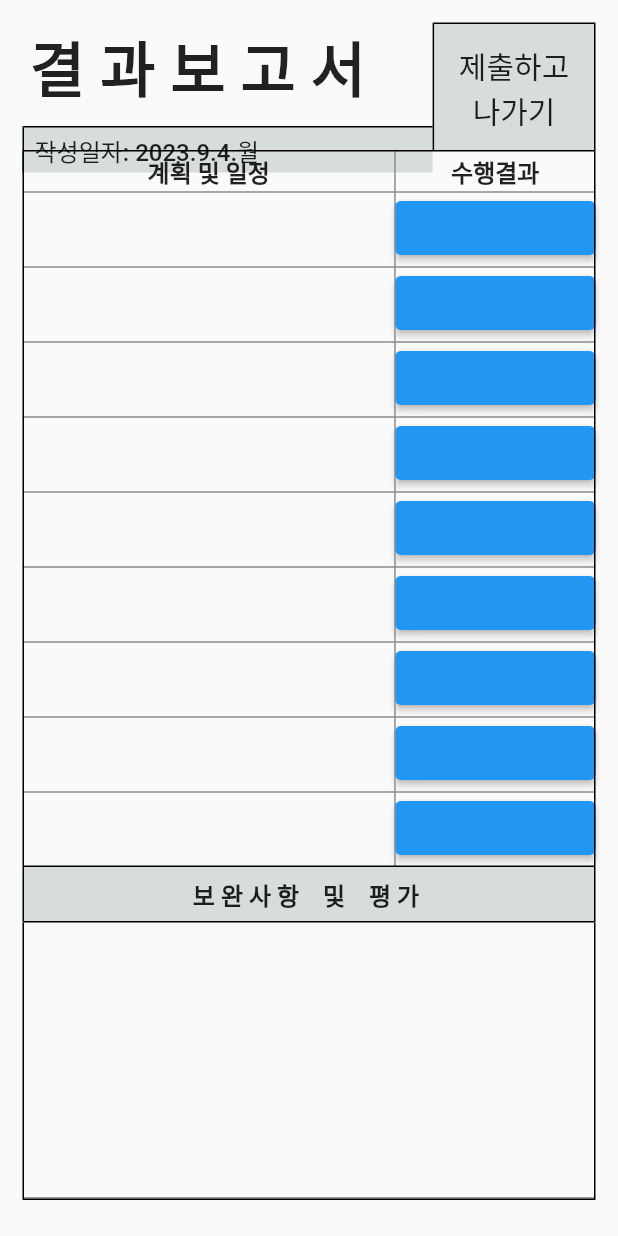
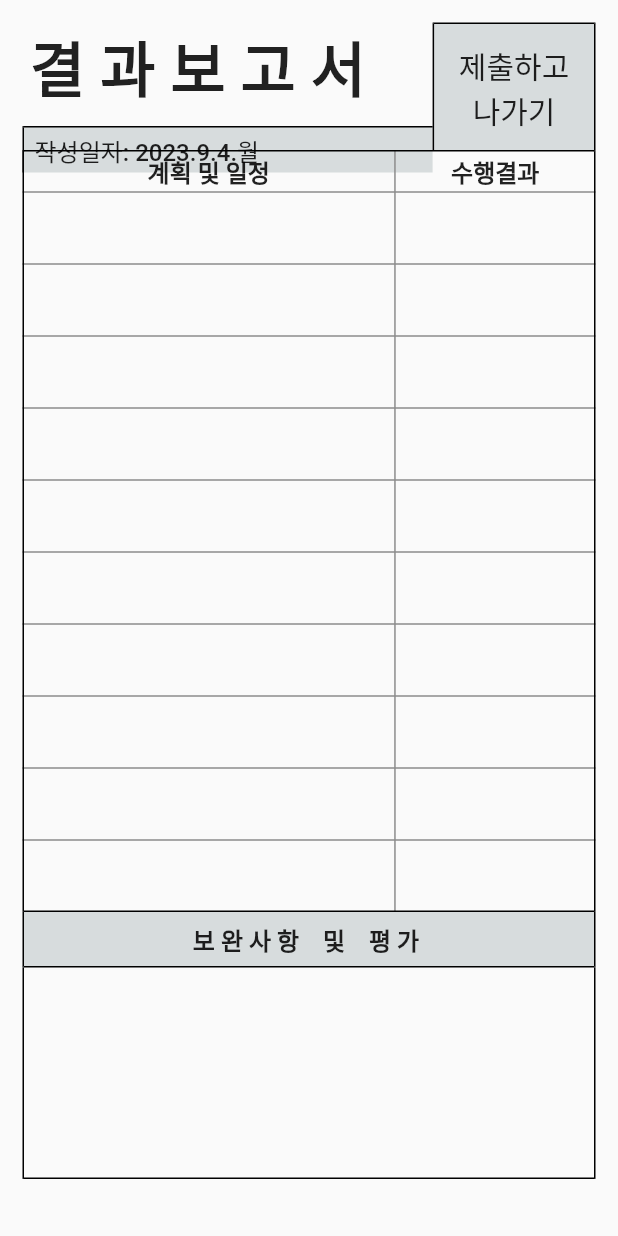
Before and after one commit to nagosoo/todo_report, a Flutter app: the ResultReportView screen opened directly with empty values, on a phone screen of 412 x 824 dp. Run offline on Flutter 3.47's test engine with Material 2 defaults, Android fonts, the light colour scheme and no system bars; our stand-ins replace table_calendar; Roboto replaces fonts that are missing (BareunBatang).

Commit message:
feat: ui 구현 중

```diff
--- a/lib/ui/todo_report/evaluation_text_field.dart
+++ b/lib/ui/todo_report/evaluation_text_field.dart
@@ -57,13 +57,21 @@ class EvaluationTextField extends StatelessWidget {
               ),
             ),
           ),
-          child: TextField(
-            minLines: MediaQuery.of(context).size.height * 0.2 ~/ 20,
-            maxLines: MediaQuery.of(context).size.height * 0.2 ~/ 20,
-            textAlign: TextAlign.center,
-            style: AssetFont.mapoAgape400.copyWith(
-              fontSize: 20,
-              height: 1,
+          child: SizedBox(
+            height: 140,
+            child: Center(
+              child: TextField(
+                keyboardType: TextInputType.multiline,
+                maxLines: null,
+                decoration: const InputDecoration(
+                  isDense: true,
+                  border: InputBorder.none,
+                  contentPadding: EdgeInsets.all(5),
+                ),
+                textAlign: TextAlign.center,
+                style: AssetFont.mapoAgape400.copyWith(
+                  fontSize: 20,),
+              ),
             ),
           ),
         )
--- a/lib/ui/todo_report/plan_text_field.dart
+++ b/lib/ui/todo_report/plan_text_field.dart
@@ -8,22 +8,17 @@ class PlanTextField extends StatelessWidget {
   @override
   Widget build(BuildContext context) {
     TextEditingController textEditingController = TextEditingController();
-    return SizedBox(
-      height: 50,
-      child: TextField(
+    return TextField(
+      minLines: 1,
+      maxLines: 2,
       controller: textEditingController,
-        maxLines: 2,
-        maxLength: 22,
+      textAlign: TextAlign.center,
       style: AssetFont.mapoAgape400.copyWith(
         fontSize: 20,
         overflow: TextOverflow.ellipsis,
-          height: 1,
       ),
       decoration: const InputDecoration(
-            isDense: true,
         border: InputBorder.none,
-            contentPadding: EdgeInsets.all(5),
-            counterText: ''),
       ),
     );
   }
--- a/lib/ui/todo_report/stamp_container.dart
+++ b/lib/ui/todo_report/stamp_container.dart
@@ -5,18 +5,30 @@ class StampContainer extends StatelessWidget {
 
   @override
   Widget build(BuildContext context) {
-    return Container(
-      width: MediaQuery.of(context).size.width - 30,
-      child: ElevatedButton(
-        onPressed: (){
-          showModalBottomSheet<void>(
-            context: context,
-            builder: (BuildContext context) {
-              return StampContainer();
-            },
-          );
-        }, child: null,
+    return ElevatedButton(
+      style: ButtonStyle(
+        elevation: MaterialStateProperty.resolveWith<double>(
+            (Set<MaterialState> states) {
+          return 0;
+        }),
+        backgroundColor:
+            MaterialStateProperty.resolveWith((Set<MaterialState> states) {
+          return Colors.transparent;
+        }),
+        foregroundColor:
+            MaterialStateProperty.resolveWith((Set<MaterialState> states) {
+          return Colors.transparent;
+        }),
       ),
+      onPressed: () {
+        showModalBottomSheet<void>(
+          context: context,
+          builder: (BuildContext context) {
+            return StampBottomSheetDialog();
+          },
+        );
+      },
+      child: SizedBox.shrink(),
     );
   }
 }
@@ -26,6 +38,10 @@ class StampBottomSheetDialog extends StatelessWidget {
 
   @override
   Widget build(BuildContext context) {
-    return const Placeholder();
+    return Container(
+      height: 235,
+      width: MediaQuery.of(context).size.width - 30,
+      color: Colors.yellow,
+    );
   }
 }
--- a/lib/ui/todo_report/table_widget.dart
+++ b/lib/ui/todo_report/table_widget.dart
@@ -52,7 +52,7 @@ class TableWidget extends StatelessWidget {
           ],
         ),
         ...List.generate(
-          MediaQuery.of(context).size.height * 0.6 ~/ 50,
+          10,
           (index) => const TableRow(
             children: [
               PlanTextField(),
```
Also changed, not shown: 2 other files. Lines whose indentation alone changed are shown as unchanged.
